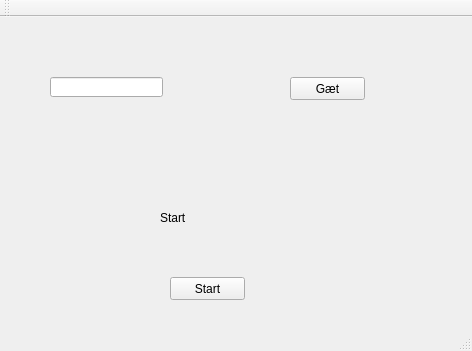
First picture: the form in mainwindow.ui, repository JakobReissAxelsen/hackathon, before the edit.
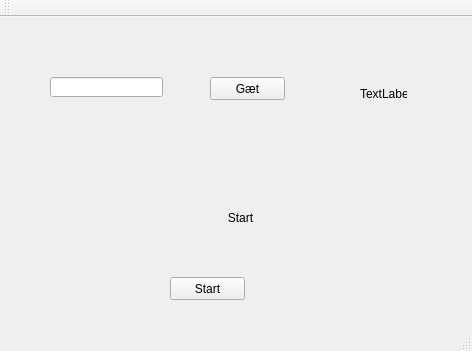
Second picture: the form after the edit.

```diff
--- a/mainwindow.ui
+++ b/mainwindow.ui
@@ -17,7 +17,7 @@
    <widget class="QPushButton" name="test">
     <property name="geometry">
      <rect>
-      <x>290</x>
+      <x>210</x>
       <y>60</y>
       <width>75</width>
       <height>23</height>
@@ -40,15 +40,18 @@
    <widget class="QLabel" name="result">
     <property name="geometry">
      <rect>
-      <x>160</x>
+      <x>80</x>
       <y>190</y>
-      <width>111</width>
+      <width>321</width>
       <height>21</height>
      </rect>
     </property>
     <property name="text">
      <string>Start</string>
     </property>
+    <property name="alignment">
+     <set>Qt::AlignCenter</set>
+    </property>
    </widget>
    <widget class="QPushButton" name="pushNew">
     <property name="geometry">
@@ -63,6 +66,19 @@
      <string>Start</string>
     </property>
    </widget>
+   <widget class="QLabel" name="count">
+    <property name="geometry">
+     <rect>
+      <x>360</x>
+      <y>70</y>
+      <width>47</width>
+      <height>13</height>
+     </rect>
+    </property>
+    <property name="text">
+     <string>TextLabel</string>
+    </property>
+   </widget>
   </widget>
   <widget class="QMenuBar" name="menuBar">
    <property name="geometry">
```
